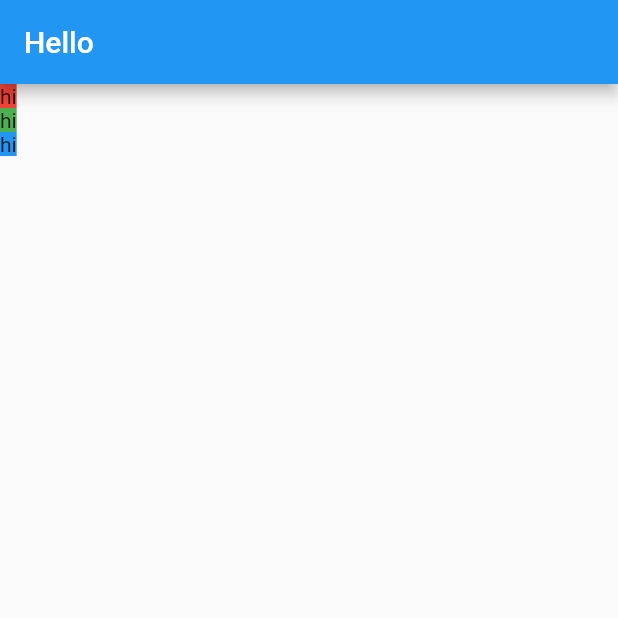
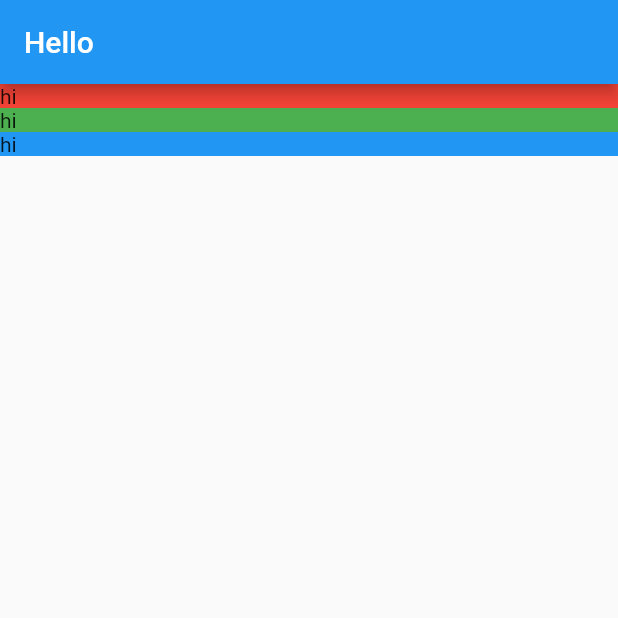
Before and after one commit to Annie-Huang/tourismandco, a Flutter app: the screen it shows after launch, on a phone screen of 412 x 824 dp, the top half of it. Run offline on Flutter 3.47's test engine with Material 2 defaults, Android fonts, the phone set to English and light mode, and no system bars.

Commit message:
Create mainAxisAlignment and crossAxisAlignment for the body

```diff
--- a/lib/screens/location_detail/location_detail.dart
+++ b/lib/screens/location_detail/location_detail.dart
@@ -10,6 +10,8 @@ class LocationDetail extends StatelessWidget {
         title: Text('Hello'),
       ),
       body: Column(
+        mainAxisAlignment: MainAxisAlignment.start,
+        crossAxisAlignment: CrossAxisAlignment.stretch,
         children: [
           Container(
             decoration: BoxDecoration(
```
